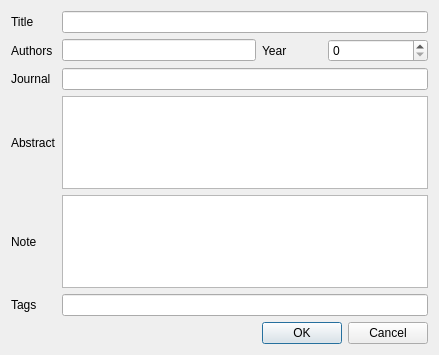
This is PaperDlg.ui in congchenutd/papernet as Qt 5 draws it before an edit. The edited form follows.
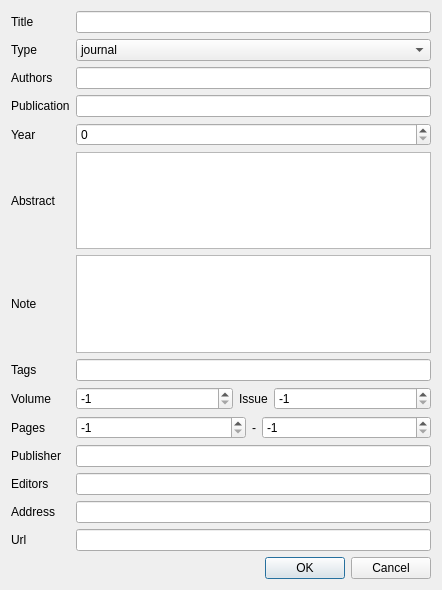
This is the edited form. Custom widgets are drawn as their Qt base class.

Patch:
```diff
--- a/PaperDlg.ui
+++ b/PaperDlg.ui
@@ -6,14 +6,85 @@
    <rect>
     <x>0</x>
     <y>0</y>
-    <width>439</width>
-    <height>355</height>
+    <width>442</width>
+    <height>590</height>
    </rect>
   </property>
   <property name="windowTitle">
    <string>PaperDlg</string>
   </property>
   <layout class="QGridLayout" name="gridLayout">
+   <item row="12" column="0">
+    <widget class="QLabel" name="label_14">
+     <property name="text">
+      <string>Address</string>
+     </property>
+    </widget>
+   </item>
+   <item row="11" column="1">
+    <widget class="QLineEdit" name="leEditors"/>
+   </item>
+   <item row="10" column="0">
+    <widget class="QLabel" name="label_12">
+     <property name="text">
+      <string>Publisher</string>
+     </property>
+    </widget>
+   </item>
+   <item row="13" column="1">
+    <widget class="QLineEdit" name="leUrl"/>
+   </item>
+   <item row="14" column="1">
+    <widget class="QDialogButtonBox" name="buttonBox">
+     <property name="standardButtons">
+      <set>QDialogButtonBox::Cancel|QDialogButtonBox::Ok</set>
+     </property>
+    </widget>
+   </item>
+   <item row="11" column="0">
+    <widget class="QLabel" name="label_13">
+     <property name="text">
+      <string>Editors</string>
+     </property>
+    </widget>
+   </item>
+   <item row="9" column="0">
+    <widget class="QLabel" name="label_10">
+     <property name="text">
+      <string>Pages</string>
+     </property>
+    </widget>
+   </item>
+   <item row="12" column="1">
+    <widget class="QLineEdit" name="leAddress"/>
+   </item>
+   <item row="7" column="1">
+    <widget class="QLineEdit" name="leTags"/>
+   </item>
+   <item row="13" column="0">
+    <widget class="QLabel" name="label_15">
+     <property name="text">
+      <string>Url</string>
+     </property>
+    </widget>
+   </item>
+   <item row="10" column="1">
+    <widget class="QLineEdit" name="lePublisher"/>
+   </item>
+   <item row="7" column="0">
+    <widget class="QLabel" name="label_6">
+     <property name="text">
+      <string>Tags</string>
+     </property>
+    </widget>
+   </item>
+   <item row="8" column="0">
+    <widget class="QLabel" name="label_8">
+     <property name="text">
+      <string>Volume</string>
+     </property>
+    </widget>
+   </item>
    <item row="0" column="0">
     <widget class="QLabel" name="label">
      <property name="text">
@@ -21,10 +92,17 @@
      </property>
     </widget>
    </item>
-   <item row="0" column="1" colspan="3">
-    <widget class="QLineEdit" name="leTitle"/>
-   </item>
    <item row="1" column="0">
+    <widget class="QLabel" name="label_7">
+     <property name="text">
+      <string>Type</string>
+     </property>
+    </widget>
+   </item>
+   <item row="0" column="1">
+    <widget class="QLineEdit" name="leTitle"/>
+   </item>
+   <item row="2" column="0">
     <widget class="QLabel" name="Authors">
      <property name="text">
       <string>Authors</string>
@@ -32,16 +110,70 @@
     </widget>
    </item>
    <item row="1" column="1">
+    <widget class="SetTextComboBox" name="comboType">
+     <item>
+      <property name="text">
+       <string>journal</string>
+      </property>
+     </item>
+     <item>
+      <property name="text">
+       <string>proceeding</string>
+      </property>
+     </item>
+     <item>
+      <property name="text">
+       <string>conference</string>
+      </property>
+     </item>
+     <item>
+      <property name="text">
+       <string>book</string>
+      </property>
+     </item>
+     <item>
+      <property name="text">
+       <string>book chapter</string>
+      </property>
+     </item>
+     <item>
+      <property name="text">
+       <string>technical report</string>
+      </property>
+     </item>
+     <item>
+      <property name="text">
+       <string>thesis</string>
+      </property>
+     </item>
+     <item>
+      <property name="text">
+       <string>electronic</string>
+      </property>
+     </item>
+    </widget>
+   </item>
+   <item row="2" column="1">
     <widget class="QLineEdit" name="leAuthors"/>
    </item>
-   <item row="1" column="2">
+   <item row="3" column="0">
+    <widget class="QLabel" name="label_2">
+     <property name="text">
+      <string>Publication</string>
+     </property>
+    </widget>
+   </item>
+   <item row="3" column="1">
+    <widget class="QLineEdit" name="lePublication"/>
+   </item>
+   <item row="4" column="0">
     <widget class="QLabel" name="label_5">
      <property name="text">
       <string>Year</string>
      </property>
     </widget>
    </item>
-   <item row="1" column="3">
+   <item row="4" column="1">
     <widget class="QSpinBox" name="sbYear">
      <property name="sizePolicy">
       <sizepolicy hsizetype="Expanding" vsizetype="Fixed">
@@ -49,67 +181,139 @@
        <verstretch>0</verstretch>
       </sizepolicy>
      </property>
-     <property name="maximumSize">
-      <size>
-       <width>100</width>
-       <height>16777215</height>
-      </size>
-     </property>
      <property name="maximum">
       <number>3000</number>
      </property>
     </widget>
    </item>
-   <item row="2" column="0">
-    <widget class="QLabel" name="label_2">
-     <property name="text">
-      <string>Journal</string>
-     </property>
-    </widget>
-   </item>
-   <item row="2" column="1" colspan="3">
-    <widget class="QLineEdit" name="leJournal"/>
-   </item>
-   <item row="3" column="0">
+   <item row="5" column="0">
     <widget class="QLabel" name="label_3">
      <property name="text">
       <string>Abstract</string>
      </property>
     </widget>
    </item>
-   <item row="3" column="1" colspan="3">
+   <item row="5" column="1">
     <widget class="QPlainTextEdit" name="teAbstract"/>
    </item>
-   <item row="4" column="0">
+   <item row="6" column="0">
     <widget class="QLabel" name="label_4">
      <property name="text">
       <string>Note</string>
      </property>
     </widget>
    </item>
-   <item row="4" column="1" colspan="3">
+   <item row="6" column="1">
     <widget class="QPlainTextEdit" name="teNote"/>
    </item>
-   <item row="5" column="0">
-    <widget class="QLabel" name="label_6">
-     <property name="text">
-      <string>Tags</string>
-     </property>
-    </widget>
+   <item row="8" column="1">
+    <layout class="QHBoxLayout" name="horizontalLayout_2">
+     <item>
+      <widget class="QSpinBox" name="sbVolume">
+       <property name="sizePolicy">
+        <sizepolicy hsizetype="Expanding" vsizetype="Fixed">
+         <horstretch>0</horstretch>
+         <verstretch>0</verstretch>
+        </sizepolicy>
+       </property>
+       <property name="minimum">
+        <number>-1</number>
+       </property>
+       <property name="maximum">
+        <number>999999999</number>
+       </property>
+       <property name="value">
+        <number>-1</number>
+       </property>
+      </widget>
+     </item>
+     <item>
+      <widget class="QLabel" name="label_9">
+       <property name="text">
+        <string>Issue</string>
+       </property>
+      </widget>
+     </item>
+     <item>
+      <widget class="QSpinBox" name="sbIssue">
+       <property name="sizePolicy">
+        <sizepolicy hsizetype="Expanding" vsizetype="Fixed">
+         <horstretch>0</horstretch>
+         <verstretch>0</verstretch>
+        </sizepolicy>
+       </property>
+       <property name="minimum">
+        <number>-1</number>
+       </property>
+       <property name="maximum">
+        <number>999999999</number>
+       </property>
+       <property name="value">
+        <number>-1</number>
+       </property>
+      </widget>
+     </item>
+    </layout>
    </item>
-   <item row="5" column="1" colspan="3">
-    <widget class="QLineEdit" name="leTags"/>
-   </item>
-   <item row="6" column="2" colspan="2">
-    <widget class="QDialogButtonBox" name="buttonBox">
-     <property name="standardButtons">
-      <set>QDialogButtonBox::Cancel|QDialogButtonBox::Ok</set>
-     </property>
-    </widget>
+   <item row="9" column="1">
+    <layout class="QHBoxLayout" name="horizontalLayout">
+     <item>
+      <widget class="QSpinBox" name="sbStartPage">
+       <property name="sizePolicy">
+        <sizepolicy hsizetype="Expanding" vsizetype="Fixed">
+         <horstretch>0</horstretch>
+         <verstretch>0</verstretch>
+        </sizepolicy>
+       </property>
+       <property name="minimum">
+        <number>-1</number>
+       </property>
+       <property name="maximum">
+        <number>999999999</number>
+       </property>
+       <property name="value">
+        <number>-1</number>
+       </property>
+      </widget>
+     </item>
+     <item>
+      <widget class="QLabel" name="label_11">
+       <property name="text">
+        <string>-</string>
+       </property>
+      </widget>
+     </item>
+     <item>
+      <widget class="QSpinBox" name="sbEndPage">
+       <property name="sizePolicy">
+        <sizepolicy hsizetype="Expanding" vsizetype="Fixed">
+         <horstretch>0</horstretch>
+         <verstretch>0</verstretch>
+        </sizepolicy>
+       </property>
+       <property name="minimum">
+        <number>-1</number>
+       </property>
+       <property name="maximum">
+        <number>999999999</number>
+       </property>
+       <property name="value">
+        <number>-1</number>
+       </property>
+      </widget>
+     </item>
+    </layout>
    </item>
   </layout>
  </widget>
  <layoutdefault spacing="6" margin="11"/>
+ <customwidgets>
+  <customwidget>
+   <class>SetTextComboBox</class>
+   <extends>QComboBox</extends>
+   <header>../MyComboBox/SetTextComboBox.h</header>
+  </customwidget>
+ </customwidgets>
  <resources/>
  <connections>
   <connection>
```
